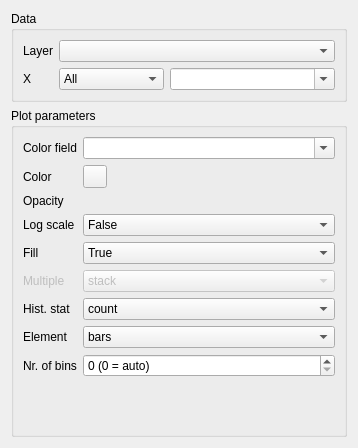
Above: eis_qgis_plugin/resources/ui/explore/wizard_plot_histogram.ui from GispoCoding/eis_qgis_plugin before the change. Below: the same form after it.
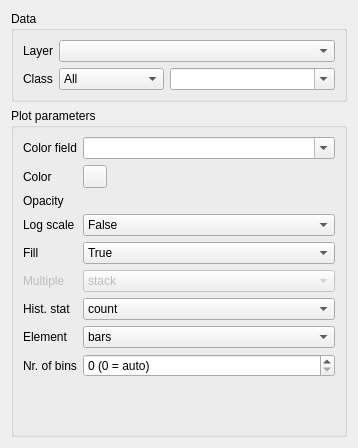
That is the form after the change. Custom widgets are drawn as their Qt base class.

Commit message: feat(wizard-eda): Rename categorical plots variable label from 'X' to 'Class'

```diff
--- a/eis_qgis_plugin/resources/ui/explore/wizard_plot_histogram.ui
+++ b/eis_qgis_plugin/resources/ui/explore/wizard_plot_histogram.ui
@@ -57,7 +57,7 @@
       <item row="1" column="0">
        <widget class="QLabel" name="X_label">
         <property name="text">
-         <string>X</string>
+         <string>Class</string>
         </property>
        </widget>
       </item>
```
The commit also changes 1 other file.
